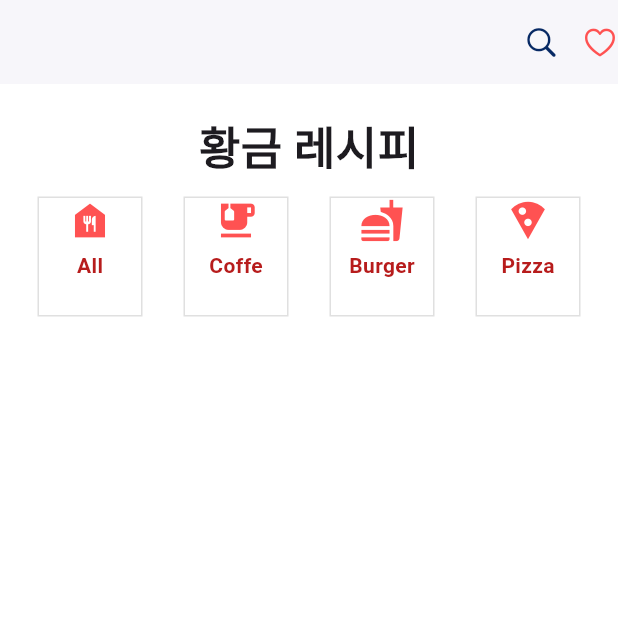
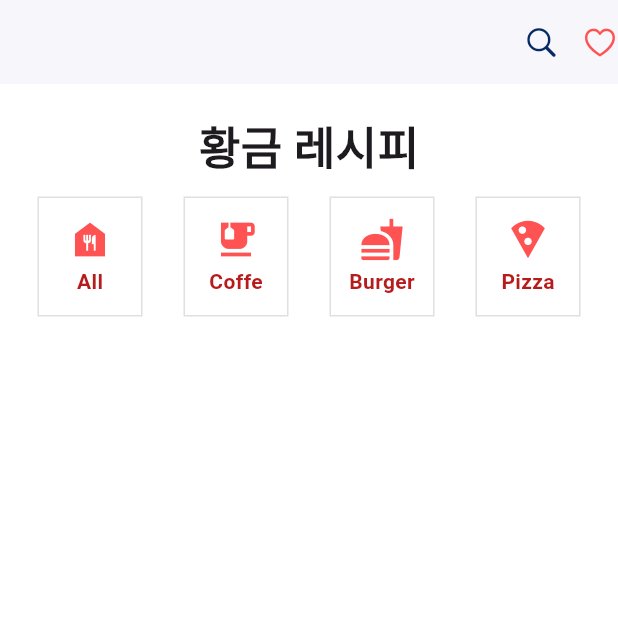
Before and after one commit to ogreencakeo/Flutter-PJ-CJM, a Flutter app: the screen it shows after launch, on a phone screen of 412 x 824 dp, the top half of it. Run offline on Flutter 3.47's test engine with Material 3 defaults, Android fonts, the phone set to English and light mode, and no system bars.

Commit message:
Update recipe_menu.dart

```diff
--- a/03.플러터PJ/app_02_recipe/lib/components/recipe_menu.dart
+++ b/03.플러터PJ/app_02_recipe/lib/components/recipe_menu.dart
@@ -38,7 +38,10 @@ Widget _buildMenuItem(IconData mIcon, String text) {
     // 2. 박스 세부옵션 설정 - decoration
     decoration: BoxDecoration(border: Border.all(color: Colors.black12)),
     // 3. 박스 하위요소 속성 : 단일요소 -> child
-    child: Column(children: [
+    child: Column(
+        // 박스 세로정렬 중앙
+        mainAxisAlignment: MainAxisAlignment.center,
+        children: [
           // 3-1. 아이콘
           Icon(
             mIcon,
@@ -48,13 +51,13 @@ Widget _buildMenuItem(IconData mIcon, String text) {
           // 내가 원하는 크기만큼 사이간격주는
           // 방법은 SizedBox(width / height)
           SizedBox(
-        height: 5,
+            height: 3,
           ),
           // 3-2. 글자
           Text(
             text,
-        style:
-            TextStyle(color: Colors.red.shade900, fontWeight: FontWeight.bold),
+            style: TextStyle(
+                color: Colors.red.shade900, fontWeight: FontWeight.bold),
           )
         ]),
   );
```
Lines whose indentation alone changed are shown as unchanged.
